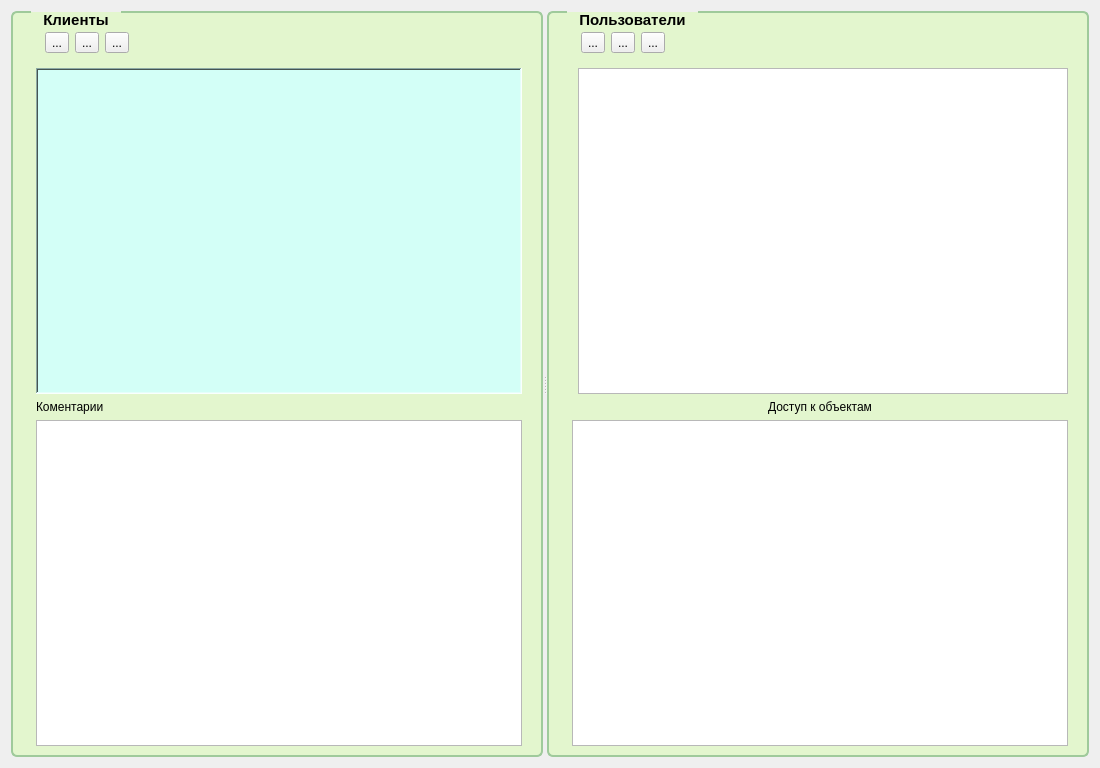
The window that MPosWebAdmin/Clients/clientsdialog.ui (rust3128/MposWebServer) describes before a commit, drawn with Qt 5.
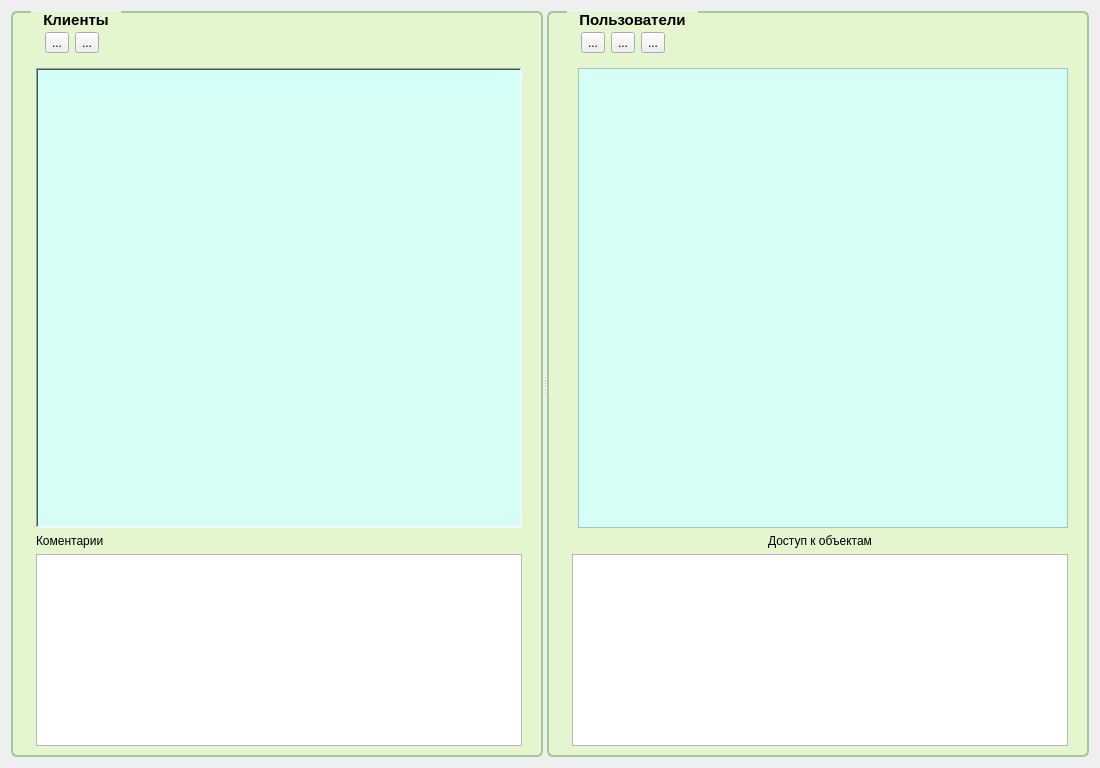
The same window after the commit. Icons and pictures are not drawn.

Diff of the .ui file:
```diff
--- a/MPosWebAdmin/Clients/clientsdialog.ui
+++ b/MPosWebAdmin/Clients/clientsdialog.ui
@@ -50,7 +50,7 @@
       <property name="flat">
        <bool>false</bool>
       </property>
-      <layout class="QGridLayout" name="gridLayout">
+      <layout class="QGridLayout" name="gridLayout" rowstretch="0,1,0,0">
        <item row="1" column="0">
         <widget class="QListView" name="listViewClients">
          <property name="styleSheet">
@@ -137,23 +137,6 @@
             </property>
            </widget>
           </item>
-          <item>
-           <widget class="QToolButton" name="toolButtonClientDel">
-            <property name="text">
-             <string>...</string>
-            </property>
-            <property name="icon">
-             <iconset resource="../resource.qrc">
-              <normaloff>:/Images/delete.png</normaloff>:/Images/delete.png</iconset>
-            </property>
-            <property name="iconSize">
-             <size>
-              <width>32</width>
-              <height>32</height>
-             </size>
-            </property>
-           </widget>
-          </item>
           <item>
            <spacer name="horizontalSpacer">
             <property name="orientation">
@@ -203,7 +186,7 @@
       <property name="flat">
        <bool>false</bool>
       </property>
-      <layout class="QGridLayout" name="gridLayout_2">
+      <layout class="QGridLayout" name="gridLayout_2" rowstretch="0,1,0,0">
        <item row="2" column="0" colspan="2" alignment="Qt::AlignHCenter">
         <widget class="QLabel" name="label">
          <property name="text">
@@ -215,7 +198,27 @@
         <widget class="QTableView" name="tableView_2"/>
        </item>
        <item row="1" column="1">
-        <widget class="QTableView" name="tableView"/>
+        <widget class="QTableView" name="tableViewUsers">
+         <property name="styleSheet">
+          <string notr="true">background-color: rgb(211, 255, 247);
+selection-background-color: rgb(47, 170, 160);</string>
+         </property>
+         <property name="editTriggers">
+          <set>QAbstractItemView::NoEditTriggers</set>
+         </property>
+         <property name="alternatingRowColors">
+          <bool>false</bool>
+         </property>
+         <property name="selectionMode">
+          <enum>QAbstractItemView::SingleSelection</enum>
+         </property>
+         <property name="selectionBehavior">
+          <enum>QAbstractItemView::SelectRows</enum>
+         </property>
+         <property name="sortingEnabled">
+          <bool>true</bool>
+         </property>
+        </widget>
        </item>
        <item row="0" column="0" colspan="2">
         <widget class="QFrame" name="toolBarUsers">
```
